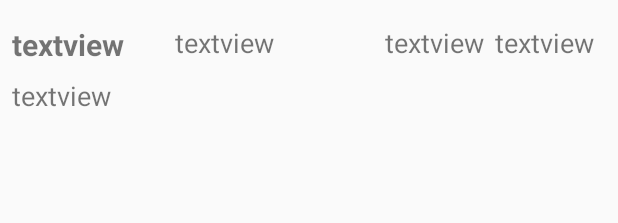
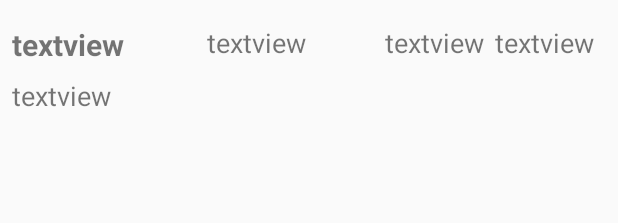
Before and after one commit to NileshJorwar/CS-442-HW3-StockWatch, an Android app: the layout stock_list.xml on its own in the app's theme, with its tools: preview values and no code run, on a phone screen of 412 x 824 dp. Shown: the top 223 px of the screen. Run offline under Robolectric (Android 15) with nearby library versions, the phone set to English and light mode, and no system bars.

Commit message:
final draft
final draft

```diff
--- a/HW3_STOCKWATCH/app/src/main/java/mypc/mad/hw3_stockwatch/MainActivity.java
+++ b/HW3_STOCKWATCH/app/src/main/java/mypc/mad/hw3_stockwatch/MainActivity.java
@@ -178,7 +178,7 @@ public class MainActivity extends AppCompatActivity implements View.OnClickListe
         final ArrayList<String> selecArr = new ArrayList<>();
 
         for (String key : map.keySet()) {
-            if (key.contains(stockSymbol.trim())) {
+            if (key.substring(0,Math.min(stockSymbol.length(),key.length())).equals(stockSymbol)) {
                 selecArr.add(key + " - " + map.get(key));
             }
         }
--- a/HW3_STOCKWATCH/app/src/main/res/layout/stock_list.xml
+++ b/HW3_STOCKWATCH/app/src/main/res/layout/stock_list.xml
@@ -12,6 +12,7 @@
         android:layout_marginStart="8dp"
         android:layout_marginTop="16dp"
         android:text="textview"
+        android:textAlignment="textStart"
         android:textSize="20sp"
         android:textStyle="bold"
         app:layout_constraintStart_toStartOf="parent"
@@ -25,6 +26,7 @@
         android:layout_marginEnd="8dp"
         android:layout_marginBottom="8dp"
         android:text="textview"
+        android:textAlignment="textStart"
         android:textSize="18sp"
         app:layout_constraintBottom_toBottomOf="parent"
         app:layout_constraintEnd_toEndOf="@+id/priceId"
@@ -40,11 +42,11 @@
         android:layout_marginEnd="8dp"
         android:inputType="numberSigned|numberDecimal"
         android:text="textview"
-        android:textAlignment="viewStart"
+        android:textAlignment="textStart"
         android:textSize="18sp"
         app:layout_constraintEnd_toEndOf="parent"
         app:layout_constraintEnd_toStartOf="@+id/priceChngId"
-        app:layout_constraintHorizontal_bias="0.5"
+        app:layout_constraintHorizontal_bias="0.69"
         app:layout_constraintStart_toEndOf="@+id/stockSymbolId"
         app:layout_constraintStart_toStartOf="parent"
         app:layout_constraintTop_toTopOf="parent" />
```
Also changed, not shown: 2 other files.
